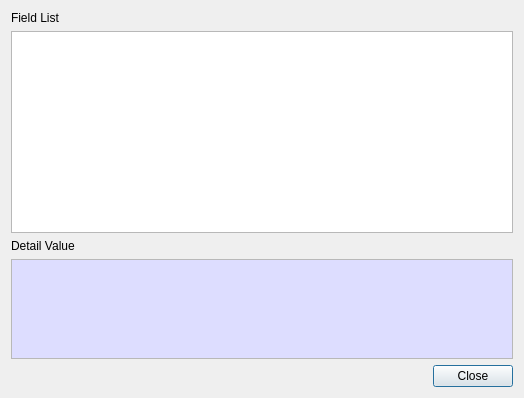
The window that CertMan/csr_info_dlg.ui (jykim74/CertMan) describes before a commit, drawn with Qt 5.
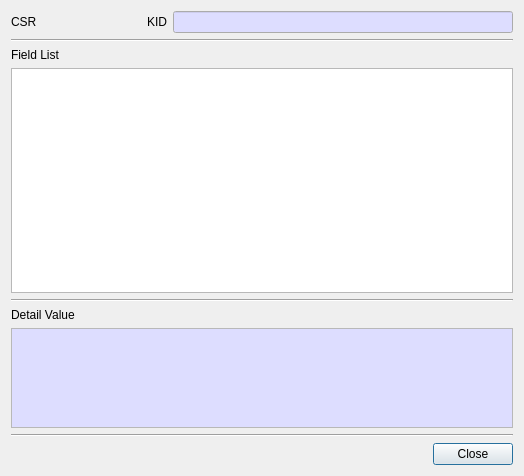
The same window after the commit.

```diff
--- a/CertMan/csr_info_dlg.ui
+++ b/CertMan/csr_info_dlg.ui
@@ -7,13 +7,97 @@
     <x>0</x>
     <y>0</y>
     <width>524</width>
-    <height>398</height>
+    <height>476</height>
    </rect>
   </property>
   <property name="windowTitle">
    <string>CSR Information</string>
   </property>
   <layout class="QVBoxLayout" name="verticalLayout">
+   <item>
+    <layout class="QGridLayout" name="gridLayout_2">
+     <property name="topMargin">
+      <number>0</number>
+     </property>
+     <item row="0" column="3">
+      <widget class="QLineEdit" name="mKIDText">
+       <property name="minimumSize">
+        <size>
+         <width>340</width>
+         <height>0</height>
+        </size>
+       </property>
+       <property name="palette">
+        <palette>
+         <active>
+          <colorrole role="Base">
+           <brush brushstyle="SolidPattern">
+            <color alpha="255">
+             <red>221</red>
+             <green>221</green>
+             <blue>255</blue>
+            </color>
+           </brush>
+          </colorrole>
+         </active>
+         <inactive>
+          <colorrole role="Base">
+           <brush brushstyle="SolidPattern">
+            <color alpha="255">
+             <red>221</red>
+             <green>221</green>
+             <blue>255</blue>
+            </color>
+           </brush>
+          </colorrole>
+         </inactive>
+         <disabled/>
+        </palette>
+       </property>
+       <property name="alignment">
+        <set>Qt::AlignRight|Qt::AlignTrailing|Qt::AlignVCenter</set>
+       </property>
+       <property name="readOnly">
+        <bool>true</bool>
+       </property>
+      </widget>
+     </item>
+     <item row="0" column="0">
+      <widget class="QLabel" name="label_3">
+       <property name="text">
+        <string>CSR</string>
+       </property>
+      </widget>
+     </item>
+     <item row="0" column="2">
+      <widget class="QLabel" name="label_4">
+       <property name="text">
+        <string>KID</string>
+       </property>
+      </widget>
+     </item>
+     <item row="0" column="1">
+      <spacer name="horizontalSpacer_2">
+       <property name="orientation">
+        <enum>Qt::Horizontal</enum>
+       </property>
+       <property name="sizeHint" stdset="0">
+        <size>
+         <width>40</width>
+         <height>20</height>
+        </size>
+       </property>
+      </spacer>
+     </item>
+    </layout>
+   </item>
+   <item>
+    <widget class="Line" name="line_2">
+     <property name="orientation">
+      <enum>Qt::Horizontal</enum>
+     </property>
+    </widget>
+   </item>
    <item>
     <widget class="QLabel" name="label">
      <property name="text">
@@ -34,6 +118,13 @@
      </attribute>
     </widget>
    </item>
+   <item>
+    <widget class="Line" name="line">
+     <property name="orientation">
+      <enum>Qt::Horizontal</enum>
+     </property>
+    </widget>
+   </item>
    <item>
     <widget class="QLabel" name="label_2">
      <property name="text">
@@ -91,6 +182,13 @@
      </property>
     </widget>
    </item>
+   <item>
+    <widget class="Line" name="line_3">
+     <property name="orientation">
+      <enum>Qt::Horizontal</enum>
+     </property>
+    </widget>
+   </item>
    <item>
     <layout class="QGridLayout" name="gridLayout">
      <property name="topMargin">
```
